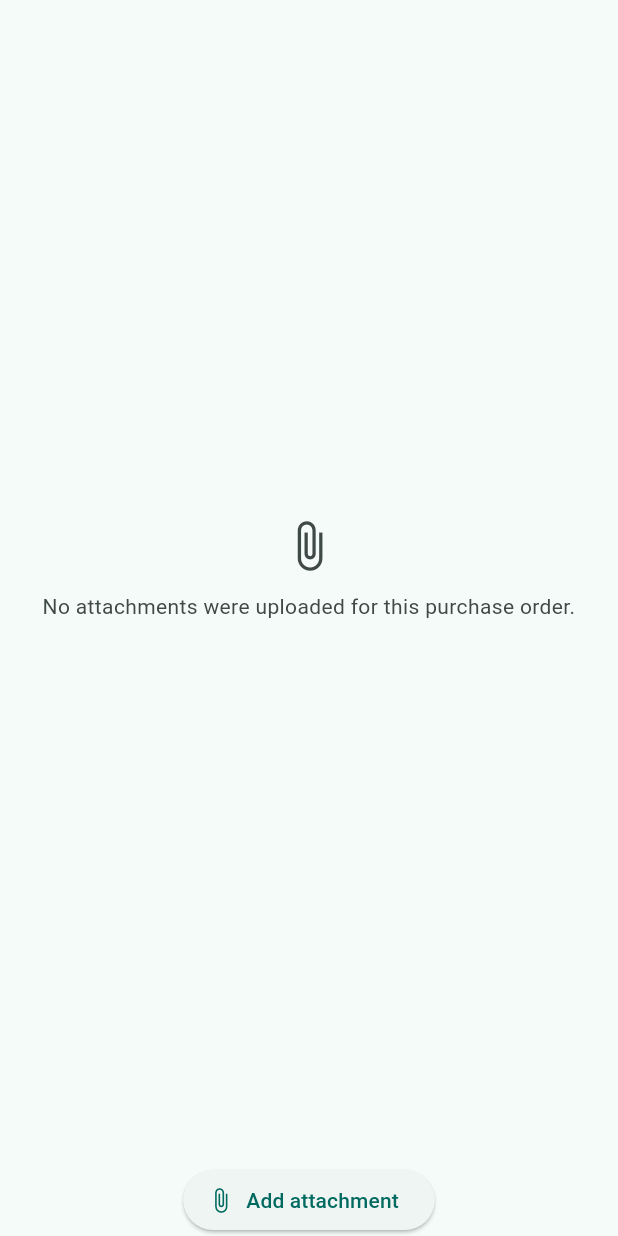
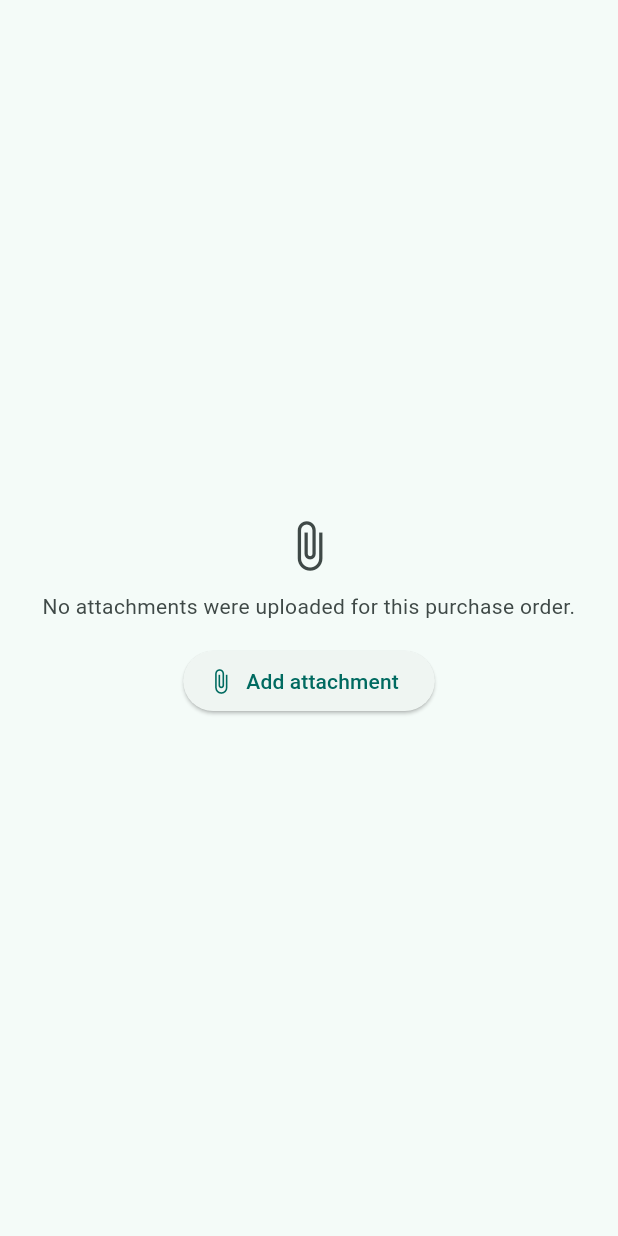
Before and after one commit to azmilazizi/kokonuts_bookkeeping, a Flutter app: the _AttachmentsTab widget shown alone on an empty page, opened directly with empty values, on a phone screen of 412 x 824 dp. Run offline on Flutter 3.47's test engine with Material 3 defaults, Android fonts, the phone set to English and light mode, and no system bars; our stand-ins replace cross_file, file_picker, shared_preferences; missing offline and left inert: dart:html, dart:ui_web, desktop_drop, syncfusion_flutter_pdfviewer; accounts and stored records are empty; network calls fail.

Commit message:
Adjust empty state buttons in PO dialog

```diff
--- a/lib/widgets/purchase_order_details_dialog.dart
+++ b/lib/widgets/purchase_order_details_dialog.dart
@@ -852,10 +852,15 @@ class _DetailsTab extends StatelessWidget {
 }
 
 class _EmptyTabMessage extends StatelessWidget {
-  const _EmptyTabMessage({required this.icon, required this.message});
+  const _EmptyTabMessage({
+    required this.icon,
+    required this.message,
+    this.action,
+  });
 
   final IconData icon;
   final String message;
+  final Widget? action;
 
   @override
   Widget build(BuildContext context) {
@@ -873,6 +878,10 @@ class _EmptyTabMessage extends StatelessWidget {
             style: theme.textTheme.bodyMedium?.copyWith(color: color),
             textAlign: TextAlign.center,
           ),
+          if (action != null) ...[
+            const SizedBox(height: 16),
+            action!,
+          ],
         ],
       ),
     );
@@ -1078,19 +1087,15 @@ class _PaymentsTabState extends State<_PaymentsTab> {
     if (payments.isEmpty) {
       return Column(
         children: [
-          const Expanded(
+          Expanded(
             child: _EmptyTabMessage(
               icon: Icons.receipt_long,
               message: 'No payments recorded for this purchase order.',
-            ),
-          ),
-          const SizedBox(height: 16),
-          Align(
-            alignment: Alignment.center,
-            child: ElevatedButton.icon(
+              action: ElevatedButton.icon(
                 onPressed: _openAddPaymentDialog,
                 icon: const Icon(Icons.add),
                 label: const Text('Add payment'),
+              ),
             ),
           ),
         ],
@@ -1788,19 +1793,15 @@ class _AttachmentsTab extends StatelessWidget {
     if (!detail.hasAttachments) {
       return Column(
         children: [
-          const Expanded(
+          Expanded(
             child: _EmptyTabMessage(
               icon: Icons.attach_file,
               message: 'No attachments were uploaded for this purchase order.',
-            ),
-          ),
-          const SizedBox(height: 16),
-          Align(
-            alignment: Alignment.center,
-            child: ElevatedButton.icon(
+              action: ElevatedButton.icon(
                 onPressed: onAddAttachment,
                 icon: const Icon(Icons.attach_file),
                 label: const Text('Add attachment'),
+              ),
             ),
           ),
         ],
```
Lines whose indentation alone changed are shown as unchanged.
